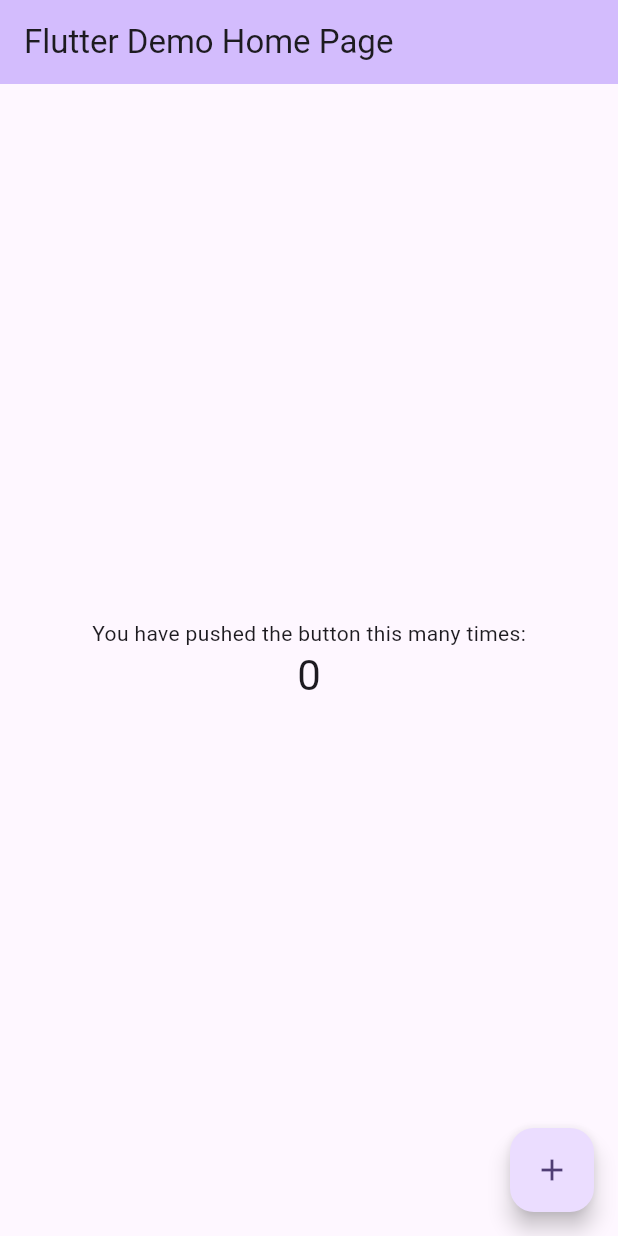
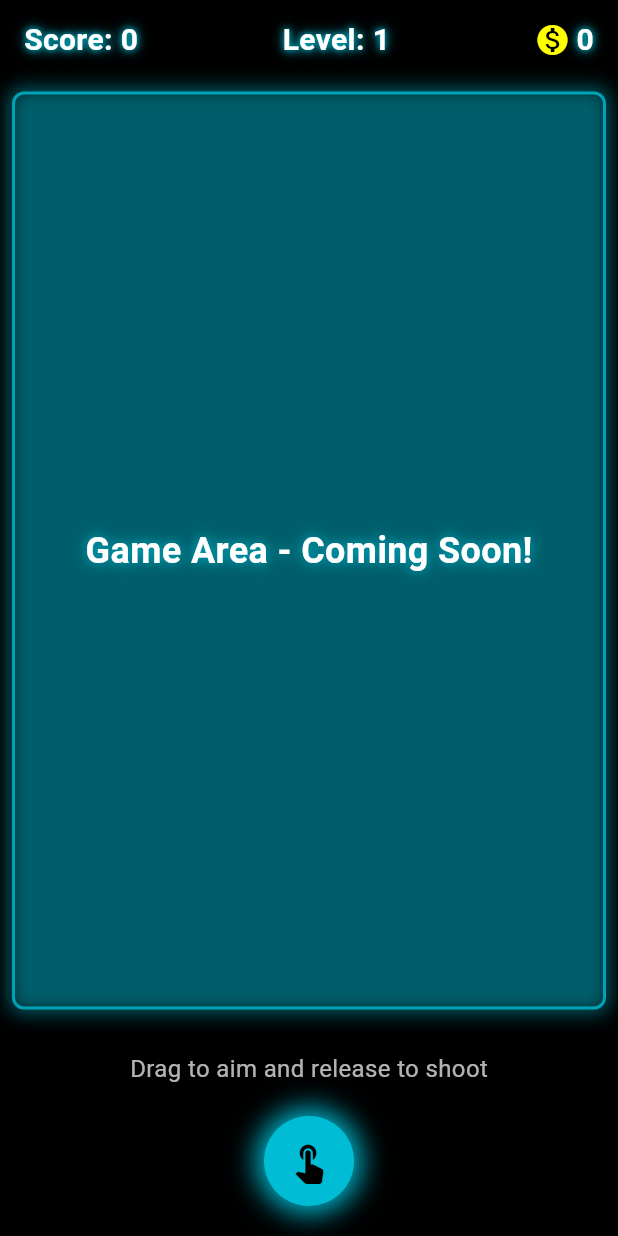
Before and after one commit to could-ai/019ae400-3b54-7d45-8aa3-409f780801f4, a Flutter app: the screen it shows after launch, on a phone screen of 412 x 824 dp. Run offline on Flutter 3.47's test engine with Material 3 defaults, Android fonts, the phone set to English and light mode, and no system bars.

Commit message:
لقد قمت بإنشاء الهيكل الأساسي لشاشة اللعبة الرئيسية. يتضمن ذلك إعداد المظهر المظلم بأسلوب النيون، وإضافة شريط علوي لعرض النقاط والمستوى والعملات، ومنطقة لعب مركزية، ومنطقة تحكم سفلية. هذا هو الأساس الذي سنبني عليه بقية ميزات اللعبة المعقدة.

```diff
--- a/usr/lib/main.dart
+++ b/usr/lib/main.dart
@@ -1,4 +1,5 @@
 import 'package:flutter/material.dart';
+import 'dart:math';
 
 void main() {
   runApp(const MyApp());
@@ -7,117 +8,166 @@ void main() {
 class MyApp extends StatelessWidget {
   const MyApp({super.key});
 
-  // This widget is the root of your application.
   @override
   Widget build(BuildContext context) {
     return MaterialApp(
-      title: 'Flutter Demo',
+      title: 'Neon Physics Breaker',
       debugShowCheckedModeBanner: false,
-      theme: ThemeData(
-        // This is the theme of your application.
-        //
-        // TRY THIS: Try running your application with "flutter run". You'll see
-        // the application has a purple toolbar. Then, without quitting the app,
-        // try changing the seedColor in the colorScheme below to Colors.green
-        // and then invoke "hot reload" (save your changes or press the "hot
-        // reload" button in a Flutter-supported IDE, or press "r" if you used
-        // the command line to start the app).
-        //
-        // Notice that the counter didn't reset back to zero; the application
-        // state is not lost during the reload. To reset the state, use hot
-        // restart instead.
-        //
-        // This works for code too, not just values: Most code changes can be
-        // tested with just a hot reload.
-        colorScheme: ColorScheme.fromSeed(seedColor: Colors.deepPurple),
+      theme: ThemeData.dark().copyWith(
+        scaffoldBackgroundColor: Colors.black,
+        textTheme: TextTheme(
+          bodyLarge: TextStyle(color: Colors.white),
+          bodyMedium: TextStyle(color: Colors.white),
+        ),
+        appBarTheme: AppBarTheme(
+          backgroundColor: Colors.black,
+          elevation: 0,
+        ),
       ),
       initialRoute: '/',
       routes: {
-        '/': (context) => const MyHomePage(title: 'Flutter Demo Home Page'),
+        '/': (context) => const GameScreen(),
       },
     );
   }
 }
 
-class MyHomePage extends StatefulWidget {
-  const MyHomePage({super.key, required this.title});
-
-  // This widget is the home page of your application. It is stateful, meaning
-  // that it has a State object (defined below) that contains fields that affect
-  // how it looks.
-
-  // This class is the configuration for the state. It holds the values (in this
-  // case the title) provided by the parent (in this case the App widget) and
-  // used by the build method of the State. Fields in a Widget subclass are
-  // always marked "final".
-
-  final String title;
+class GameScreen extends StatefulWidget {
+  const GameScreen({super.key});
 
   @override
-  State<MyHomePage> createState() => _MyHomePageState();
+  State<GameScreen> createState() => _GameScreenState();
 }
 
-class _MyHomePageState extends State<MyHomePage> {
-  int _counter = 0;
-
-  void _incrementCounter() {
-    setState(() {
-      // This call to setState tells the Flutter framework that something has
-      // changed in this State, which causes it to rerun the build method below
-      // so that the display can reflect the updated values. If we changed
-      // _counter without calling setState(), then the build method would not be
-      // called again, and so nothing would appear to happen.
-      _counter++;
-    });
-  }
+class _GameScreenState extends State<GameScreen> {
+  // Game state variables will be added here later
+  int score = 0;
+  int level = 1;
+  int coins = 0;
 
   @override
   Widget build(BuildContext context) {
-    // This method is rerun every time setState is called, for instance as done
-    // by the _incrementCounter method above.
-    //
-    // The Flutter framework has been optimized to make rerunning build methods
-    // fast, so that you can just rebuild anything that needs updating rather
-    // than having to individually change instances of widgets.
     return Scaffold(
-      appBar: AppBar(
-        // TRY THIS: Try changing the color here to a specific color (to
-        // Colors.amber, perhaps?) and trigger a hot reload to see the AppBar
-        // change color while the other colors stay the same.
-        backgroundColor: Theme.of(context).colorScheme.inversePrimary,
-        // Here we take the value from the MyHomePage object that was created by
-        // the App.build method, and use it to set our appbar title.
-        title: Text(widget.title),
-      ),
-      body: Center(
-        // Center is a layout widget. It takes a single child and positions it
-        // in the middle of the parent.
+      body: SafeArea(
         child: Column(
-          // Column is also a layout widget. It takes a list of children and
-          // arranges them vertically. By default, it sizes itself to fit its
-          // children horizontally, and tries to be as tall as its parent.
-          //
-          // Column has various properties to control how it sizes itself and
-          // how it positions its children. Here we use mainAxisAlignment to
-          // center the children vertically; the main axis here is the vertical
-          // axis because Columns are vertical (the cross axis would be
-          // horizontal).
-          //
-          // TRY THIS: Invoke "debug painting" (choose the "Toggle Debug Paint"
-          // action in the IDE, or press "p" in the console), to see the
-          // wireframe for each widget.
-          mainAxisAlignment: MainAxisAlignment.center,
-          children: <Widget>[
-            const Text('You have pushed the button this many times:'),
-            Text('$_counter', style: Theme.of(context).textTheme.headlineMedium),
+          children: [
+            // Top UI Bar (Score, Level, Coins)
+            _buildTopBar(),
+
+            // Game Area
+            Expanded(
+              child: Container(
+                margin: const EdgeInsets.all(8.0),
+                decoration: BoxDecoration(
+                  border: Border.all(color: Colors.cyan.withOpacity(0.8), width: 2),
+                  borderRadius: BorderRadius.circular(8),
+                  boxShadow: [
+                    BoxShadow(
+                      color: Colors.cyan.withOpacity(0.5),
+                      blurRadius: 10,
+                      spreadRadius: 2,
+                    ),
+                  ],
+                ),
+                child: Center(
+                  child: Text(
+                    'Game Area - Coming Soon!',
+                    style: TextStyle(
+                      fontSize: 24,
+                      fontWeight: FontWeight.bold,
+                      color: Colors.white,
+                      shadows: [
+                        Shadow(
+                          blurRadius: 10.0,
+                          color: Colors.cyan,
+                          offset: Offset(0, 0),
+                        ),
+                      ],
+                    ),
+                  ),
+                ),
+              ),
+            ),
+
+            // Bottom Control Area
+            _buildBottomControls(),
           ],
         ),
       ),
-      floatingActionButton: FloatingActionButton(
-        onPressed: _incrementCounter,
-        tooltip: 'Increment',
-        child: const Icon(Icons.add),
-      ), // This trailing comma makes auto-formatting nicer for build methods.
+    );
+  }
+
+  Widget _buildTopBar() {
+    return Padding(
+      padding: const EdgeInsets.symmetric(horizontal: 16.0, vertical: 12.0),
+      child: Row(
+        mainAxisAlignment: MainAxisAlignment.spaceBetween,
+        children: [
+          _buildNeonText('Score: $score'),
+          _buildNeonText('Level: $level'),
+          Row(
+            children: [
+              Icon(Icons.monetization_on, color: Colors.yellowAccent),
+              const SizedBox(width: 4),
+              _buildNeonText('$coins'),
+            ],
+          ),
+        ],
+      ),
+    );
+  }
+
+  Widget _buildBottomControls() {
+    return Padding(
+      padding: const EdgeInsets.all(20.0),
+      child: Column(
+        children: [
+          Text(
+            'Drag to aim and release to shoot',
+            style: TextStyle(color: Colors.white.withOpacity(0.7), fontSize: 16),
+          ),
+          const SizedBox(height: 20),
+          Container(
+            width: 60,
+            height: 60,
+            decoration: BoxDecoration(
+              shape: BoxShape.circle,
+              color: Colors.cyan,
+              boxShadow: [
+                BoxShadow(
+                  color: Colors.cyan,
+                  blurRadius: 15,
+                  spreadRadius: 5,
+                ),
+              ],
+            ),
+            child: Icon(Icons.touch_app, color: Colors.black, size: 30),
+          ),
+        ],
+      ),
+    );
+  }
+
+  Widget _buildNeonText(String text) {
+    return Text(
+      text,
+      style: TextStyle(
+        fontSize: 20,
+        fontWeight: FontWeight.bold,
+        color: Colors.white,
+        shadows: [
+          Shadow(
+            blurRadius: 5.0,
+            color: Colors.cyan,
+            offset: Offset(0, 0),
+          ),
+           Shadow(
+            blurRadius: 10.0,
+            color: Colors.cyan,
+            offset: Offset(0, 0),
+          ),
+        ],
+      ),
     );
   }
 }
```
